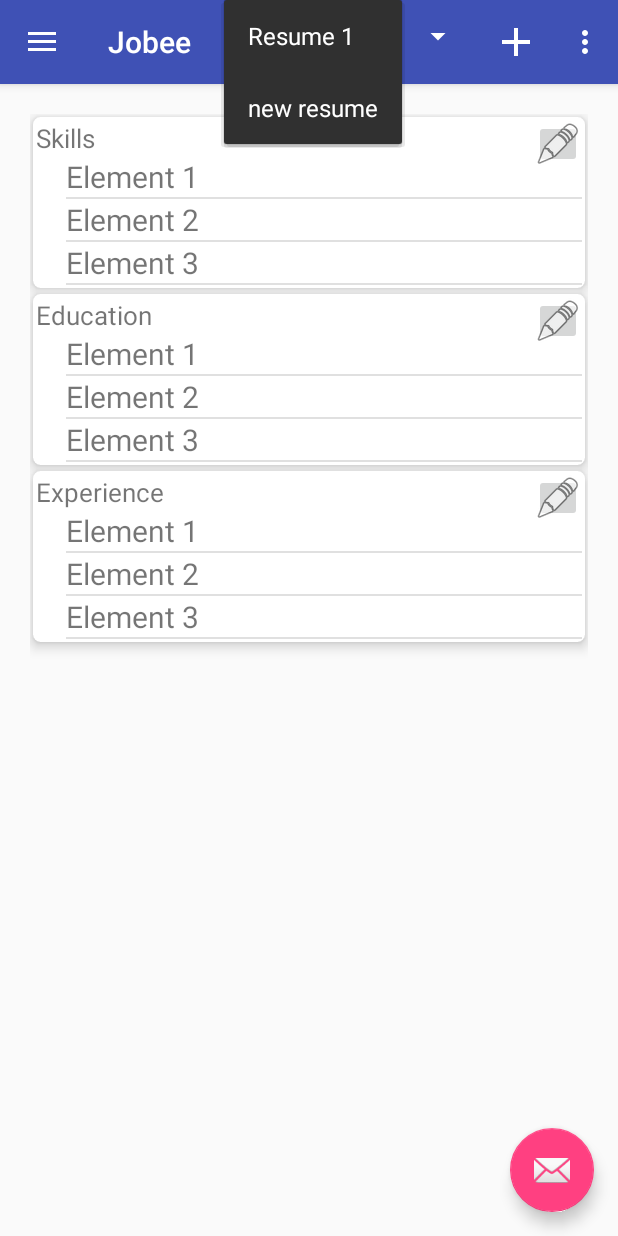
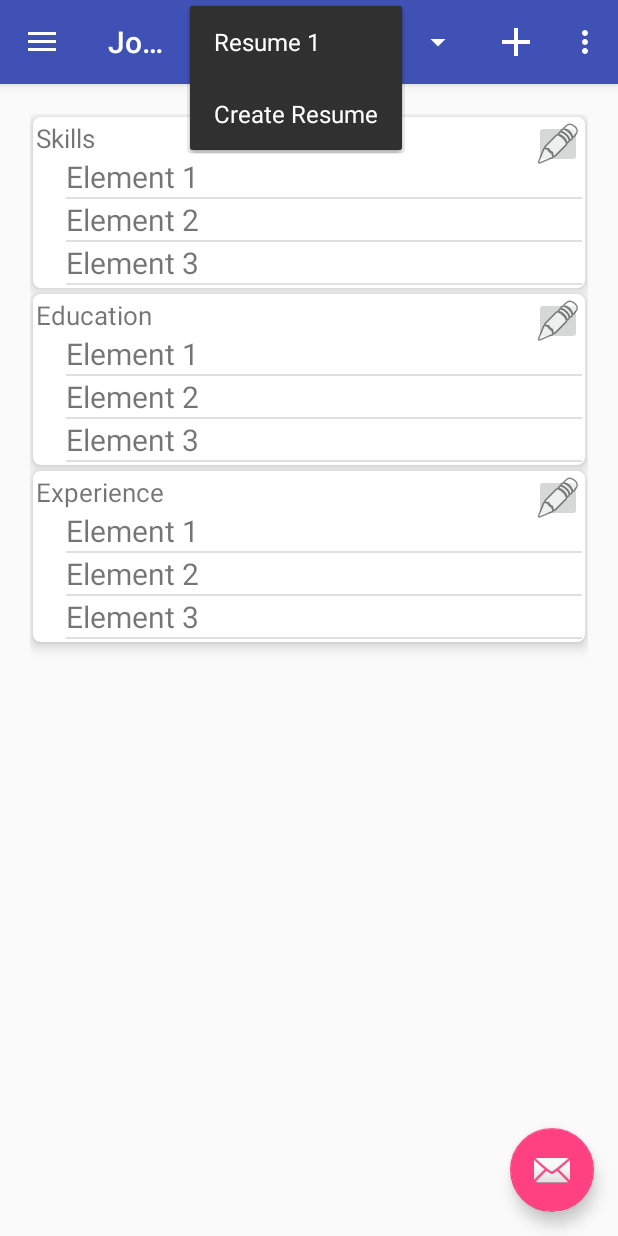
Before and after one commit to fredzqm/Jobee, an Android app: the fragment ResumeFragment placed in its activity, after a tap on "Resume 1", on a phone screen of 412 x 824 dp. Run offline under Robolectric (Android 15) with nearby library versions, the phone set to English and light mode, and no system bars.

Commit message:
create an separate adapter to control switching. However, detail does not update properly

```diff
--- a/app/src/main/java/com/fredzqm/jobee/job_seeker/resume/Resume.java
+++ b/app/src/main/java/com/fredzqm/jobee/job_seeker/resume/Resume.java
@@ -6,6 +6,7 @@ import java.util.ArrayList;
  * Created by zhang on 7/13/2016.
  */
 public class Resume extends ArrayList<ResumeCategory>{
+    public static Resume createResumeStub = new Resume("Create Resume");
     private String name;
 
     public Resume(String resumeName) {
--- a/app/src/main/java/com/fredzqm/jobee/job_seeker/resume/ResumeAdapter.java
+++ b/app/src/main/java/com/fredzqm/jobee/job_seeker/resume/ResumeAdapter.java
@@ -50,8 +50,8 @@ public class ResumeAdapter extends RecyclerView.Adapter<ResumeAdapter.ViewHolder
     @Override
     public void onBindViewHolder(ViewHolder holder, int position) {
         holder.mResumeCategory = this.mResume.get(position);
+        holder.mTypeTextView.setText(holder.mResumeCategory.getType());
         holder.mAdapter.notifyDataSetChanged();
-        holder.mTypeTextView.setText(holder.mResumeCategory.getType());
     }
 
     @Override
--- a/app/src/main/java/com/fredzqm/jobee/job_seeker/resume/ResumeFragment.java
+++ b/app/src/main/java/com/fredzqm/jobee/job_seeker/resume/ResumeFragment.java
@@ -39,7 +39,7 @@ public class ResumeFragment extends ContainedFragment {
     private Callback mCallback;
     private RecyclerView mRecyclerView;
     private ResumeAdapter mResumeAdapter;
-    private ArrayAdapter<Resume> mResumes;
+    private ResumeSwitchListAdapter mSwitchListAdapter;
 
     public ResumeFragment() {
         // Required empty public constructor
@@ -68,12 +68,12 @@ public class ResumeFragment extends ContainedFragment {
         MenuItem item = menu.findItem(R.id.action_switch);
         final MenuItem menuItem = item.setActionView(R.layout.resume_switch_list);
         Spinner spinner = (Spinner) item.getActionView().findViewById(R.id.resume_switch_spiner);
-        spinner.setAdapter(mResumes);
+        spinner.setAdapter(mSwitchListAdapter);
         spinner.setOnItemSelectedListener(new AdapterView.OnItemSelectedListener() {
             @Override
             public void onItemSelected(AdapterView<?> parent, View view, int position, long id){
-                Resume selected = mResumes.getItem(position);
-                if (selected.isStub()){
+                Resume selected = mSwitchListAdapter.getItem(position);
+                if (selected == Resume.createResumeStub){
                     final EditText editText = new EditText(getContext());
                     editText.setHint("Resume name");
                     editText.setTransformationMethod(SingleLineTransformationMethod.getInstance());
@@ -84,7 +84,7 @@ public class ResumeFragment extends ContainedFragment {
                                 @Override
                                 public void onClick(DialogInterface dialog, int which) {
                                     Resume created = Resume.newInstance(editText.getText().toString());
-                                    mResumes.insert(created, mResumes.getCount() - 1);
+                                    mSwitchListAdapter.add(created);
                                     mResumeAdapter.setResume(created);
                                 }
                             })
@@ -138,12 +138,11 @@ public class ResumeFragment extends ContainedFragment {
         }
         setHasOptionsMenu(true);
         mResumeAdapter = new ResumeAdapter(getContext());
-        mResumes = new ArrayAdapter<>(getContext(), android.R.layout.simple_list_item_1, android.R.id.text1);
-        mResumes.add(Resume.newStub("new resume"));
+        mSwitchListAdapter = new ResumeSwitchListAdapter(getContext());
         // TODO: replace those with resume from database
         Resume resume = Resume.newInstance("Resume 1");
         mResumeAdapter.setResume(resume);
-        mResumes.insert(resume, 0);
+        mSwitchListAdapter.add(resume);
     }
 
     @Override
--- a/app/src/main/java/com/fredzqm/jobee/job_seeker/resume/ResumeStub.java
+++ /dev/null
@@ -1 +0,0 @@
-package com.fredzqm.jobee.job_seeker.resume;
--- /dev/null
+++ b/app/src/main/java/com/fredzqm/jobee/job_seeker/resume/ResumeSwitchListAdapter.java
@@ -0,0 +1,27 @@
+package com.fredzqm.jobee.job_seeker.resume;
+
+import android.content.Context;
+import android.sax.RootElement;
+import android.widget.ArrayAdapter;
+
+import com.fredzqm.jobee.R;
+
+/**
+ * Created by zhang on 7/18/2016.
+ */
+public class ResumeSwitchListAdapter extends ArrayAdapter<Resume> {
+    public ResumeSwitchListAdapter(Context context) {
+        super(context, android.R.layout.simple_list_item_1, android.R.id.text1);
+    }
+
+    public int getCount(){
+        return super.getCount() + 1;
+    }
+
+    public Resume getItem(int position){
+        if (position == super.getCount()){
+            return Resume.createResumeStub;
+        }
+        return super.getItem(position);
+    }
+}
--- a/app/src/main/res/layout/resume_switch_list.xml
+++ b/app/src/main/res/layout/resume_switch_list.xml
@@ -1,11 +1,6 @@
 <?xml version="1.0" encoding="utf-8"?>
-<LinearLayout xmlns:android="http://schemas.android.com/apk/res/android"
-    android:orientation="vertical" android:layout_width="match_parent"
-    android:layout_height="match_parent">
 
-    <Spinner
-        android:id="@+id/resume_switch_spiner"
-        android:layout_width="fill_parent"
-        android:layout_height="wrap_content" />
-
-</LinearLayout>
+<Spinner xmlns:android="http://schemas.android.com/apk/res/android"
+    android:id="@+id/resume_switch_spiner"
+    android:layout_width="fill_parent"
+    android:layout_height="wrap_content" />
```
